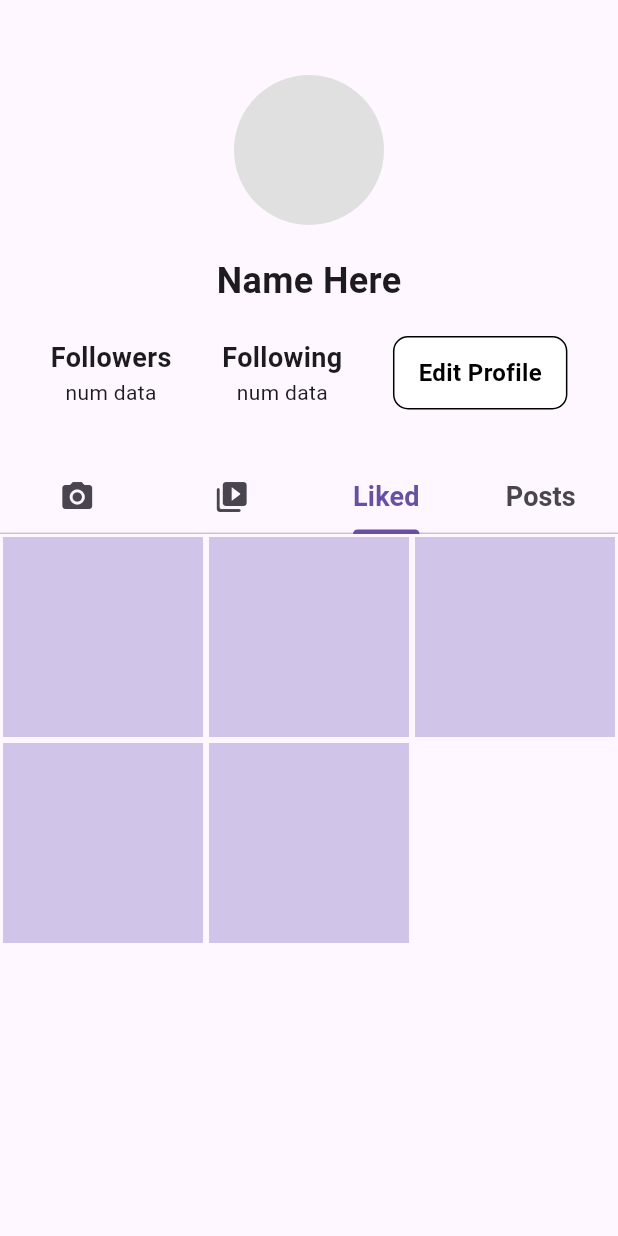
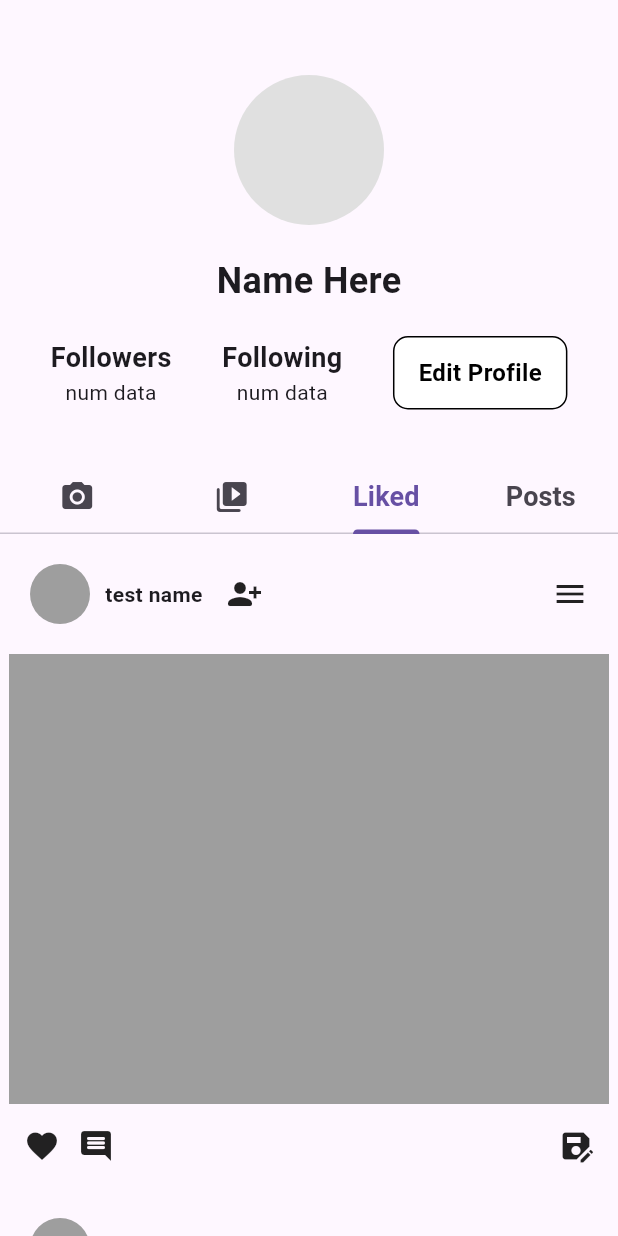
Before and after one commit to AKateYang/myculinarycompass, a Flutter app: the ProfilePage screen opened directly, tab 3 chosen, on a phone screen of 412 x 824 dp. Run offline on Flutter 3.47's test engine with Material 3 defaults, Android fonts, the light colour scheme and no system bars; our stand-ins replace chewie, get, shared_preferences, video_player; missing offline and left inert: dart:ffi; accounts and stored records are empty.

Commit message:
basic loading of posts, need api now

```diff
--- a/mobile/lib/pages/account/liked_tab.dart
+++ b/mobile/lib/pages/account/liked_tab.dart
@@ -1,20 +1,21 @@
 import 'package:flutter/material.dart';
+import 'package:mobile/widgets/liked_posts.dart';
 
 class LikedTab extends StatelessWidget {
-  const LikedTab({super.key});
+  final List<String> userPosts = [];
 
   @override
   Widget build(BuildContext context) {
-    return GridView.builder(
-      itemCount: 5,
-      gridDelegate:
-          SliverGridDelegateWithFixedCrossAxisCount(crossAxisCount: 3),
-      itemBuilder: (context, index) {
-        return Padding(
-          padding: const EdgeInsets.all(2.0),
-          child: Container(color: Colors.deepPurple[100]),
-        );
-      },
+    return Container(
+      child: Expanded(
+        child: ListView.builder(
+            itemCount: 5,
+            itemBuilder: (context, index) {
+              return LikedPosts(
+                name: "test name",
+              );
+            }),
+      ),
     );
   }
 }
--- a/mobile/lib/pages/account/video_tab.dart
+++ b/mobile/lib/pages/account/video_tab.dart
@@ -70,7 +70,7 @@ class _VideoWidgetState extends State<VideoWidget> {
       videoPlayerController: _videoPlayerController,
       aspectRatio: 4 / 3,
       autoInitialize: true,
-      looping: true,
+      looping: false,
       autoPlay: autoplay,
       showControls: false,
     );
@@ -87,7 +87,7 @@ class _VideoWidgetState extends State<VideoWidget> {
             videoPlayerController: _videoPlayerController,
             aspectRatio: 4 / 3,
             autoInitialize: true,
-            looping: true,
+            looping: false,
             autoPlay: autoplay,
             showControls: false,
           );
--- /dev/null
+++ b/mobile/lib/widgets/liked_posts.dart
@@ -0,0 +1,74 @@
+import 'package:flutter/material.dart';
+
+class LikedPosts extends StatelessWidget {
+  final String name;
+  const LikedPosts({
+    required this.name,
+  });
+
+  @override
+  Widget build(BuildContext context) {
+    return Column(
+      children: [
+        Padding(
+          padding: const EdgeInsets.all(20.0),
+          child: Row(
+            mainAxisAlignment: MainAxisAlignment.spaceBetween,
+            children: [
+              // Profile image
+              Row(
+                children: [
+                  Container(
+                    width: 40,
+                    height: 40,
+                    decoration: BoxDecoration(
+                      color: Colors.grey,
+                      shape: BoxShape.circle,
+                    ),
+                  ),
+                  SizedBox(
+                    width: 10,
+                  ),
+                  Text(
+                    name,
+                    style: TextStyle(
+                      fontWeight: FontWeight.bold,
+                    ),
+                  ),
+                  SizedBox(
+                    width: 16,
+                  ),
+                  Icon(Icons.person_add_alt_1_rounded),
+                ],
+              ),
+              Icon(Icons.menu)
+            ],
+          ),
+        ),
+        Container(
+          height: 300,
+          width: 400,
+          color: Colors.grey,
+        ),
+        Padding(
+          padding: const EdgeInsets.all(16.0),
+          child: Row(
+            mainAxisAlignment: MainAxisAlignment.spaceBetween,
+            children: [
+              Row(
+                children: [
+                  Icon(Icons.favorite),
+                  Padding(
+                    padding: const EdgeInsets.symmetric(horizontal: 12.0),
+                    child: Icon(Icons.comment_rounded),
+                  ),
+                ],
+              ),
+              Icon(Icons.save_as),
+            ],
+          ),
+        )
+      ],
+    );
+  }
+}
```
Also changed, not shown: mobile/lib/pages/account/post_tab.dart (+11 -10 lines), mobile/lib/utils/helper.dart (+14 -0 lines), mobile/lib/widgets/make_post.dart (added, +70 -0 lines).
